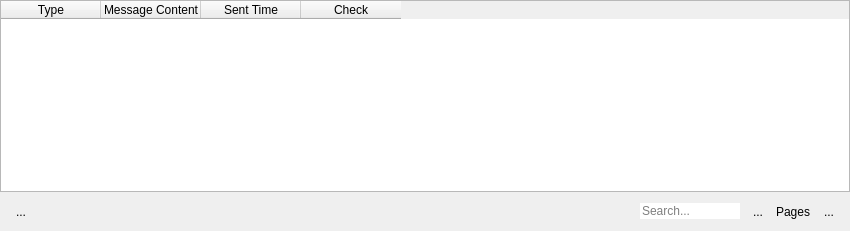
The window that tafor/components/ui/main_table.ui (up1and/tafor) describes before a commit, drawn with Qt 5.
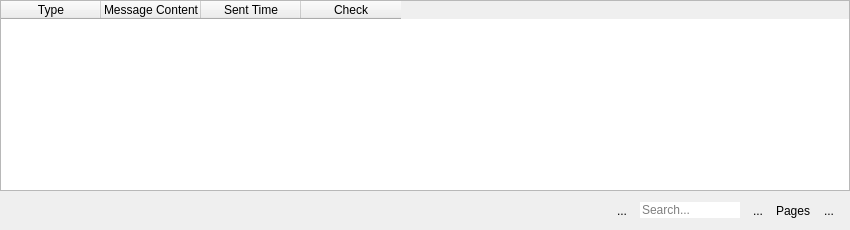
The same window after the commit.

```diff
--- a/tafor/components/ui/main_table.ui
+++ b/tafor/components/ui/main_table.ui
@@ -2,6 +2,14 @@
 <ui version="4.0">
  <class>DataTable</class>
  <widget class="QWidget" name="DataTable">
+  <property name="geometry">
+   <rect>
+    <x>0</x>
+    <y>0</y>
+    <width>850</width>
+    <height>230</height>
+   </rect>
+  </property>
   <property name="windowTitle">
    <string notr="true">DataTable</string>
   </property>
@@ -63,16 +71,6 @@
    <item>
     <widget class="QWidget" name="pagination" native="true">
      <layout class="QHBoxLayout" name="horizontalLayout">
-      <item>
-       <widget class="QToolButton" name="resendButton">
-        <property name="text">
-         <string notr="true">...</string>
-        </property>
-        <property name="autoRaise">
-         <bool>true</bool>
-        </property>
-       </widget>
-      </item>
       <item>
        <spacer name="horizontalSpacer">
         <property name="orientation">
@@ -86,6 +84,16 @@
         </property>
        </spacer>
       </item>
+      <item>
+       <widget class="QToolButton" name="infoButton">
+        <property name="text">
+         <string notr="true">...</string>
+        </property>
+        <property name="autoRaise">
+         <bool>true</bool>
+        </property>
+       </widget>
+      </item>
       <item>
        <widget class="QLineEdit" name="search">
         <property name="maximumSize">
```
